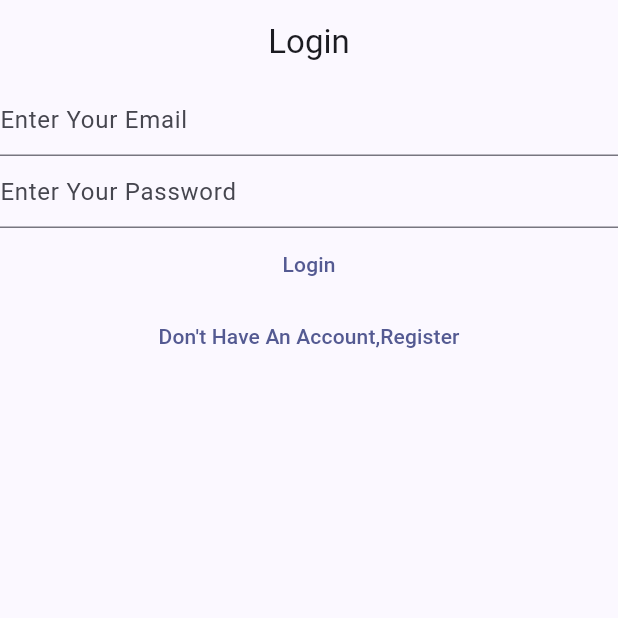
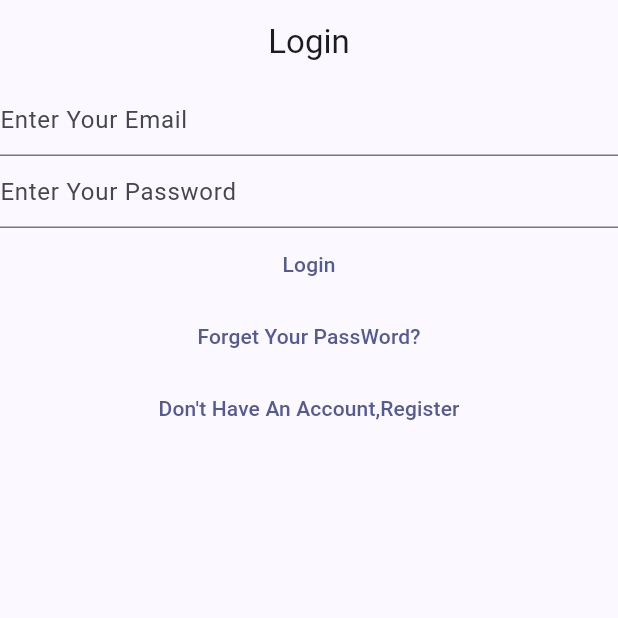
Before and after one commit to devruhulamin/flutter-my-notes, a Flutter app: the screen it shows after launch, on a phone screen of 412 x 824 dp, the top half of it. Run offline on Flutter 3.47's test engine with Material 2 defaults, Android fonts, the phone set to English and light mode, and no system bars; our stand-ins replace cloud_firestore, equatable, firebase_auth, firebase_core, flutter_bloc, share_plus; accounts and stored records are empty.

Commit message:
forgot password

```diff
--- a/lib/main.dart
+++ b/lib/main.dart
@@ -7,6 +7,7 @@ import 'package:mynotes/services/auth/bloc/auth_event.dart';
 import 'package:mynotes/services/auth/bloc/auth_state.dart';
 import 'package:mynotes/services/auth/firebase_auth_provider.dart';
 import 'package:mynotes/views/email_verifi_view.dart';
+import 'package:mynotes/views/forgot_password_view.dart';
 import 'package:mynotes/views/login.dart';
 import 'package:mynotes/views/notes/create_or_update_note.dart';
 import 'package:mynotes/views/notes/notes_view.dart';
@@ -77,6 +78,8 @@ class _HomePageState extends State<HomePage> {
           return const LoginPage();
         } else if (state is AuthStateRegistering) {
           return const Registration();
+        } else if (state is AuthStateResetPassword) {
+          return const ForgotPasswordScreen();
         } else {
           return const Scaffold(
             body: Center(
--- a/lib/services/auth/auth_provider.dart
+++ b/lib/services/auth/auth_provider.dart
@@ -13,4 +13,5 @@ abstract class AuthProvider {
   });
   Future<void> logout();
   Future<void> sendEmailVerification();
+  Future<void> sendPasswordResetEmail({required String toEmail});
 }
--- a/lib/services/auth/auth_services.dart
+++ b/lib/services/auth/auth_services.dart
@@ -33,4 +33,8 @@ class AuthServices implements AuthProvider {
 
   @override
   Future<void> initialize() => provider.initialize();
+
+  @override
+  Future<void> sendPasswordResetEmail({required String toEmail}) =>
+      provider.sendPasswordResetEmail(toEmail: toEmail);
 }
--- a/lib/services/auth/bloc/auth_event.dart
+++ b/lib/services/auth/bloc/auth_event.dart
@@ -32,3 +32,8 @@ class AuthEventShouldRegister extends AuthEvent {
 class AuthEventLogout extends AuthEvent {
   const AuthEventLogout();
 }
+
+class AuthEventResetPassword extends AuthEvent {
+  final String? email;
+  const AuthEventResetPassword({this.email});
+}
--- a/lib/services/auth/bloc/auth_state.dart
+++ b/lib/services/auth/bloc/auth_state.dart
@@ -15,7 +15,7 @@ class AuthStateInitilizing extends AuthState {
 }
 
 class AuthStateRegistering extends AuthState {
-  final Exception exception;
+  final Exception? exception;
 
   const AuthStateRegistering({required this.exception, required super.loading});
 }
@@ -31,6 +31,16 @@ class AuthStateLoginFailure extends AuthState {
 
   const AuthStateLoginFailure(
       {required this.exception, required super.loading});
+}
+
+class AuthStateResetPassword extends AuthState {
+  final Exception? exception;
+  final bool hasSentEmail;
+
+  const AuthStateResetPassword(
+      {required super.loading,
+      required this.exception,
+      required this.hasSentEmail});
 }
 
 class AuthStateNeedsVerification extends AuthState {
--- /dev/null
+++ b/lib/utilities/dialogs/show_password_reset_dialog.dart
@@ -0,0 +1,10 @@
+import 'package:flutter/widgets.dart';
+import 'package:mynotes/utilities/dialogs/generics_dialog.dart';
+
+Future<void> showPasswordResetDialog(BuildContext context) async {
+  return showGenericsDialog<void>(
+      context: context,
+      title: "Password Reset?",
+      content: "We Send A Email To Your Email Check Your Email Now!",
+      optionBuilder: () => {'Ok': null});
+}
--- a/lib/views/login.dart
+++ b/lib/views/login.dart
@@ -106,6 +106,11 @@ class _LoginPageState extends State<LoginPage> {
                 child: const Text("Login")),
             TextButton(
                 onPressed: () {
+                  context.read<AuthBloc>().add(const AuthEventResetPassword());
+                },
+                child: const Text("Forget Your PassWord?")),
+            TextButton(
+                onPressed: () {
                   context.read<AuthBloc>().add(const AuthEventShouldRegister());
                 },
                 child: const Text("Don't Have An Account,Register")),
```
Also changed, not shown: lib/services/auth/bloc/auth_bloc.dart (+43 -0 lines), lib/services/auth/firebase_auth_provider.dart (+18 -0 lines), lib/views/forgot_password_view.dart (added, +77 -0 lines), 1 other file.
